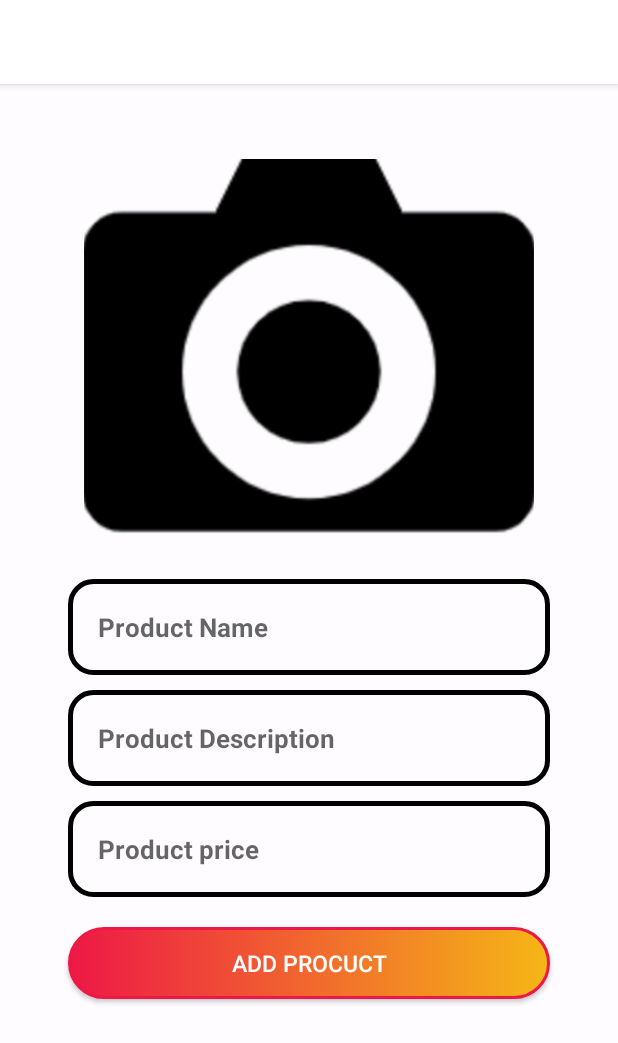
After one commit to varunyeslur/MyBagAdminApplication, an Android app: the AdminProductActivity screen opened directly, with no data from a screen before it, on a phone screen of 412 x 824 dp. The commit adds this screen. Shown: the top 1043 px of the screen. Run offline under Robolectric (Android 15) with nearby library versions, the phone set to English and light mode, and no system bars; our stand-ins replace Firebase (no records; nobody signed in at launch, a user with empty details on screens opened directly); 2 statements that could not run were skipped.

Commit message:
Admin_V1.0

```diff
--- a/app/build.gradle
+++ b/app/build.gradle
@@ -32,6 +32,7 @@
     implementation 'androidx.constraintlayout:constraintlayout:1.1.3'
     implementation 'com.google.firebase:firebase-analytics:17.2.2'
     implementation 'com.google.firebase:firebase-database:19.2.1'
+    implementation 'com.google.firebase:firebase-storage:18.0.0'
     implementation 'com.google.firebase:firebase-auth:19.3.0'
     implementation 'com.google.android.material:material:1.0.0'
     testImplementation 'junit:junit:4.12'
--- a/app/src/main/AndroidManifest.xml
+++ b/app/src/main/AndroidManifest.xml
@@ -9,8 +9,8 @@
         android:roundIcon="@mipmap/ic_launcher_round"
         android:supportsRtl="true"
         android:theme="@style/AppTheme">
-        <activity android:name=".AdminCategoryActivity"></activity>
-        <activity android:name=".AdminAddNewProductActivity" />
+        <activity android:name=".AdminProductActivity"></activity>
+        <activity android:name=".AdminCategoryActivity" />
         <activity android:name=".MainActivity">
             <intent-filter>
                 <action android:name="android.intent.action.MAIN" />
--- /dev/null
+++ b/app/src/main/java/com/example/mybagadminapplication/AdminProductActivity.java
@@ -0,0 +1,259 @@
+package com.example.mybagadminapplication;
+
+import androidx.annotation.NonNull;
+import androidx.annotation.Nullable;
+import androidx.appcompat.app.AppCompatActivity;
+import androidx.swiperefreshlayout.widget.CircularProgressDrawable;
+
+import android.app.ProgressDialog;
+import android.content.Intent;
+import android.net.Uri;
+import android.os.Bundle;
+import android.text.TextUtils;
+import android.util.EventLogTags;
+import android.view.View;
+import android.widget.Button;
+import android.widget.EditText;
+import android.widget.ImageView;
+import android.widget.Toast;
+
+import com.google.android.gms.tasks.Continuation;
+import com.google.android.gms.tasks.OnCompleteListener;
+import com.google.android.gms.tasks.OnFailureListener;
+import com.google.android.gms.tasks.OnSuccessListener;
+import com.google.android.gms.tasks.Task;
+import com.google.firebase.database.DataSnapshot;
+import com.google.firebase.database.DatabaseError;
+import com.google.firebase.database.DatabaseReference;
+import com.google.firebase.database.FirebaseDatabase;
+import com.google.firebase.database.ValueEventListener;
+import com.google.firebase.storage.FirebaseStorage;
+import com.google.firebase.storage.StorageReference;
+import com.google.firebase.storage.UploadTask;
+
+import java.text.SimpleDateFormat;
+import java.util.Calendar;
+import java.util.HashMap;
+import java.util.regex.Pattern;
+
+public class AdminProductActivity extends AppCompatActivity
+{
+    private String CategoryName, Description, Price, Pname, saveCurrentDate, saveCurrentTime;
+    private ImageView InputProductImage;
+    private Button AddNewProductButton;
+    private EditText InputProductName, InputProductDescription, InputProductPrice;
+    private static final int GalleryPick = 1;
+    private Uri ImageUri;
+    private String ProductRandomKey, downloadImageUrl;
+    private StorageReference ProductImagesRef;
+    private DatabaseReference ProductRef;
+    private ProgressDialog loadingBar;
+
+
+    @Override
+    protected void onCreate(Bundle savedInstanceState) {
+        super.onCreate(savedInstanceState);
+        setContentView(R.layout.activity_admin_product);
+
+        String category=getIntent().getStringExtra("category");
+        if(category==null)
+        {
+            Toast.makeText(this, "No Category Selected", Toast.LENGTH_SHORT).show();
+            finish();
+        }
+        Toast.makeText(this, category, Toast.LENGTH_SHORT).show();
+
+        InputProductImage = (ImageView) findViewById(R.id.product_image);
+        AddNewProductButton = (Button) findViewById(R.id.add_new_procuct);
+        InputProductName = (EditText) findViewById(R.id.product_Name);
+        InputProductDescription = (EditText) findViewById(R.id.product_description);
+        InputProductPrice = (EditText) findViewById(R.id.product_price);
+        ProductImagesRef = FirebaseStorage.getInstance().getReference().child("Product Images");
+        ProductRef = FirebaseDatabase.getInstance().getReference().child("Products");
+
+        loadingBar = new ProgressDialog(this);
+
+        InputProductImage.setOnClickListener(new View.OnClickListener() {
+            @Override
+            public void onClick(View view)
+            {
+               OpenGallery();
+            }
+        });
+
+        AddNewProductButton.setOnClickListener(new View.OnClickListener() {
+            @Override
+            public void onClick(View view)
+            {
+              ValidateProductData();
+            }
+        });
+
+
+
+//        FirebaseDatabase database=FirebaseDatabase.getInstance();
+//        database.getReference().child(category).addListenerForSingleValueEvent(this);
+    }
+
+    private void ValidateProductData()
+    {
+        Description = InputProductDescription.getText().toString();
+        Price = InputProductPrice.getText().toString();
+        Pname = InputProductName.getText().toString();
+
+        if(ImageUri == null)
+        {
+            Toast.makeText(this, "Procuct Image is mandatory",Toast.LENGTH_SHORT).show();
+        }
+        else if(TextUtils.isEmpty(Description))
+        {
+            Toast.makeText(this,"Please provide Description",Toast.LENGTH_SHORT).show();
+        }
+        else if(TextUtils.isEmpty(Price))
+        {
+            Toast.makeText(this,"Please mention the price",Toast.LENGTH_SHORT).show();
+        }
+        else if(TextUtils.isEmpty(Pname))
+        {
+            Toast.makeText(this,"Please provide product name",Toast.LENGTH_SHORT).show();
+        }
+        else
+        {
+            storeImageInformation();
+        }
+
+    }
+
+    private void storeImageInformation()
+    {
+
+        loadingBar.setTitle("Add New Product");
+        loadingBar.setMessage("Please wait while we add new product");
+        loadingBar.setCanceledOnTouchOutside(false);
+        loadingBar.show();
+        Calendar calendar = Calendar.getInstance();
+
+        SimpleDateFormat currentDate = new SimpleDateFormat("MM,dd, yyyy");
+        saveCurrentDate =currentDate.format(calendar.getTime());
+
+        SimpleDateFormat currentTime = new SimpleDateFormat("HH:mm:ss a");
+        saveCurrentTime =currentTime.format(calendar.getTime());
+
+        ProductRandomKey = saveCurrentDate + " " + saveCurrentTime;
+
+        final StorageReference filePath = ProductImagesRef.child(ImageUri.getLastPathSegment() + ProductRandomKey);
+
+        final UploadTask uploadTask = filePath.putFile(ImageUri);
+
+        uploadTask.addOnFailureListener(new OnFailureListener() {
+            @Override
+            public void onFailure(@NonNull Exception e)
+            {
+                String message = e.toString();
+                Toast.makeText(AdminProductActivity.this,"Error:"+ message, Toast.LENGTH_SHORT).show();
+                loadingBar.dismiss();
+            }
+        }).addOnSuccessListener(new OnSuccessListener<UploadTask.TaskSnapshot>() {
+            @Override
+            public void onSuccess(UploadTask.TaskSnapshot taskSnapshot)
+            {
+                Toast.makeText(AdminProductActivity.this,"Image uploaded successfully",Toast.LENGTH_SHORT).show();
+
+                Task<Uri> uriTask= uploadTask.continueWithTask(new Continuation<UploadTask.TaskSnapshot, Task<Uri>>()
+                {
+                    @Override
+                    public Task<Uri> then(@NonNull Task<UploadTask.TaskSnapshot> task) throws Exception
+                    {
+                        if(!task.isSuccessful())
+                        {
+                            throw task.getException();
+                        }
+
+                        downloadImageUrl = filePath.getDownloadUrl().toString();
+                        return filePath.getDownloadUrl();
+                    }
+                }).addOnCompleteListener(new OnCompleteListener<Uri>() {
+                    @Override
+                    public void onComplete(@NonNull Task<Uri> task)
+                    {
+                        if(task.isSuccessful())
+                        {
+                            downloadImageUrl = task.getResult().toString();
+
+                            Toast.makeText(AdminProductActivity.this,"Product is uploaded Successfully",Toast.LENGTH_SHORT).show();
+                            SaveProductInfoToDatabase();
+
+                        }
+                    }
+                });
+            }
+        });
+    }
+
+    private void SaveProductInfoToDatabase()
+    {
+        HashMap<String, Object> productMap = new HashMap<>();
+        productMap.put("pid", ProductRandomKey);
+        productMap.put("date", saveCurrentDate);
+        productMap.put("time", saveCurrentTime);
+        productMap.put("description", Description);
+        productMap.put("image", downloadImageUrl);
+        productMap.put("category", CategoryName);
+        productMap.put("price", Price);
+        productMap.put("pname", Pname);
+
+        ProductRef.child(ProductRandomKey).updateChildren(productMap).addOnCompleteListener(new OnCompleteListener<Void>() {
+            @Override
+            public void onComplete(@NonNull Task<Void> task)
+            {
+                if(task.isSuccessful())
+                {
+                    Intent intent = new Intent(AdminProductActivity.this, AdminCategoryActivity.class);
+                    startActivity(intent);
+
+                    loadingBar.dismiss();
+                    Toast.makeText(AdminProductActivity.this, "Product is added successfully..", Toast.LENGTH_SHORT).show();
+                }
+                else
+                {
+                    loadingBar.dismiss();
+                    String message = task.getException().toString();
+                    Toast.makeText(AdminProductActivity.this, "ERROR:"+message, Toast.LENGTH_SHORT).show();
+                }
+            }
+        });
+
+    }
+
+    private void OpenGallery()
+    {
+        Intent galleryIntent = new Intent();
+        galleryIntent.setAction(Intent.ACTION_GET_CONTENT);
+        galleryIntent.setType("image/*");
+        startActivityForResult(galleryIntent, GalleryPick);
+    }
+
+    @Override
+    protected void onActivityResult(int requestCode, int resultCode, @Nullable Intent data)
+    {
+        super.onActivityResult(requestCode, resultCode, data);
+        if (requestCode==GalleryPick && resultCode==RESULT_OK && data!=null)
+        {
+            ImageUri = data.getData();
+            InputProductImage.setImageURI(ImageUri);
+        }
+    }
+
+    //    @Override
+//    public void onDataChange(@NonNull DataSnapshot dataSnapshot)
+//
+//    {
+//
+//    }
+//
+//    @Override
+//    public void onCancelled(@NonNull DatabaseError databaseError)
+//    {
+//
+//    }
+}
--- /dev/null
+++ b/app/src/main/res/drawable/inputs.xml
@@ -0,0 +1,15 @@
+<?xml version="1.0" encoding="utf-8"?>
+<shape xmlns:android="http://schemas.android.com/apk/res/android">
+
+    <stroke
+        android:color="#000000"
+        android:width="3dp"
+        ></stroke>
+
+    <corners
+        android:radius="15dp"
+        >
+
+    </corners>
+
+</shape>
--- a/app/src/main/res/layout/activity_admin_category.xml
+++ b/app/src/main/res/layout/activity_admin_category.xml
@@ -12,9 +12,10 @@
         android:layout_height="wrap_content"
         android:layout_alignParentTop="true"
         android:layout_centerHorizontal="true"
-        android:text="Add new Category"
+        android:text="Bag Category"
+        android:textColor="#FFFFFF"
         android:fontFamily="sans-serif"
-        android:background="@color/colorAccent"
+        android:background="#000000"
         android:textAlignment="center"
         android:textSize="26sp"
         android:textStyle="bold"
--- /dev/null
+++ b/app/src/main/res/layout/activity_admin_product.xml
@@ -0,0 +1,90 @@
+<?xml version="1.0" encoding="utf-8"?>
+<RelativeLayout xmlns:android="http://schemas.android.com/apk/res/android"
+    xmlns:app="http://schemas.android.com/apk/res-auto"
+    xmlns:tools="http://schemas.android.com/tools"
+    android:layout_width="match_parent"
+    android:layout_height="match_parent"
+    android:background="#FEFCFF"
+    tools:context=".AdminProductActivity">
+
+    <ImageView
+        android:id="@+id/product_image"
+        android:layout_width="300dp"
+        android:layout_height="250dp"
+        android:cropToPadding="false"
+        android:scaleType="centerCrop"
+
+        android:src="@drawable/imageupload"
+        android:layout_centerHorizontal="true"
+        android:layout_marginTop="50dp"
+        />
+
+    <EditText
+        android:id="@+id/product_Name"
+        android:layout_width="match_parent"
+        android:layout_height="wrap_content"
+        android:layout_below="@id/product_image"
+        android:padding="20dp"
+        android:background="@drawable/inputs"
+        android:layout_marginTop="30dp"
+        android:layout_marginLeft="45dp"
+        android:layout_marginRight="45dp"
+        android:hint="Product Name"
+        android:inputType="textImeMultiLine"
+        android:textColor="#000000"
+        android:textSize="17sp"
+        android:textStyle="bold"
+        />
+
+    <EditText
+        android:id="@+id/product_description"
+        android:layout_width="match_parent"
+        android:layout_height="wrap_content"
+        android:layout_below="@id/product_Name"
+        android:padding="20dp"
+        android:background="@drawable/inputs"
+        android:layout_marginTop="10dp"
+        android:layout_marginLeft="45dp"
+        android:layout_marginRight="45dp"
+        android:hint="Product Description"
+        android:inputType="textImeMultiLine"
+        android:textColor="#000000"
+        android:textSize="17sp"
+        android:textStyle="bold"
+        />
+
+    <EditText
+        android:id="@+id/product_price"
+        android:layout_width="match_parent"
+        android:layout_height="wrap_content"
+        android:layout_below="@id/product_description"
+        android:padding="20dp"
+        android:background="@drawable/inputs"
+        android:layout_marginTop="10dp"
+        android:layout_marginLeft="45dp"
+        android:layout_marginRight="45dp"
+        android:hint="Product price"
+        android:inputType="textImeMultiLine"
+        android:textColor="#000000"
+        android:textSize="17sp"
+        android:textStyle="bold"
+        />
+
+    <Button
+
+        android:id="@+id/add_new_procuct"
+        android:layout_width="match_parent"
+        android:layout_height="wrap_content"
+        android:layout_below="@id/product_price"
+        android:text="Add Procuct"
+        android:textColor="#FFFFFF"
+        android:textSize="15sp"
+        android:layout_marginTop="20dp"
+        android:layout_marginLeft="45dp"
+        android:layout_marginRight="45dp"
+        android:background="@drawable/adminlogin_button"
+
+        />
+
+
+</RelativeLayout>
--- a/app/src/main/res/values/colors.xml
+++ b/app/src/main/res/values/colors.xml
@@ -2,5 +2,6 @@
 <resources>
     <color name="colorPrimary">#FFFFFF</color>
     <color name="colorPrimaryDark">#000000</color>
+    <color name="adminbgcolor">#FBB917</color>
     <color name="colorAccent">#03DAC5</color>
 </resources>
```
Also changed, not shown: app/src/main/java/com/example/mybagadminapplication/adapters/CategoryAdapter.java (+19 -4 lines), app/src/main/res/layout/lt_category.xml (+9 -3 lines), app/src/main/res/drawable/imageupload.png (added).
